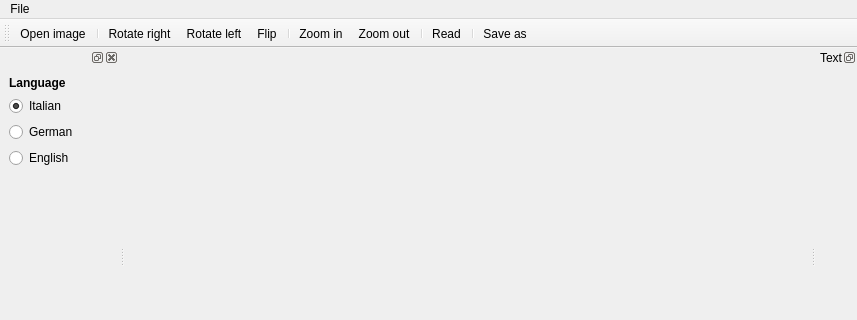
Above: ui_lector.ui from zdenop/lector before the change; both pictures show x 0 to 857 and y 0 to 320 of the 857 by 486 pixel window. Below: the same form after it.
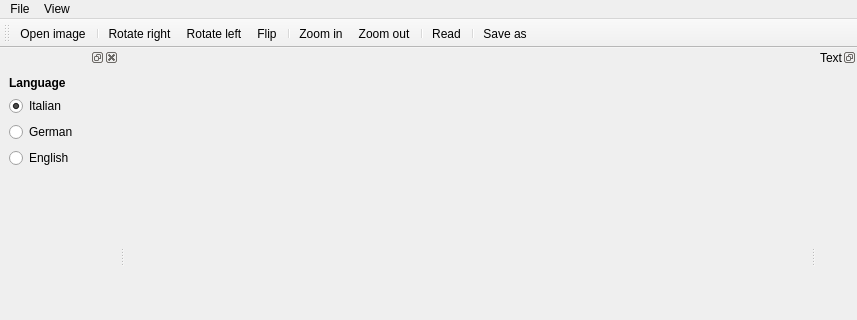
That is the form after the change. Icons and pictures are not drawn.

```diff
--- a/ui_lector.ui
+++ b/ui_lector.ui
@@ -31,7 +31,19 @@
     <addaction name="separator" />
     <addaction name="actionExit" />
    </widget>
+   <widget class="QMenu" name="menuView" >
+    <property name="title" >
+     <string>View</string>
+    </property>
+    <addaction name="actionRotateRight" />
+    <addaction name="actionRotateLeft" />
+    <addaction name="actionRotateFull" />
+    <addaction name="separator" />
+    <addaction name="actionZoomOut" />
+    <addaction name="actionZoomIn" />
+   </widget>
    <addaction name="menuProva" />
+   <addaction name="menuView" />
   </widget>
   <widget class="QStatusBar" name="statusbar" />
   <widget class="QToolBar" name="toolBar" >
```
Left out of the diff: 16 changed lines with no effect on the pictures.
